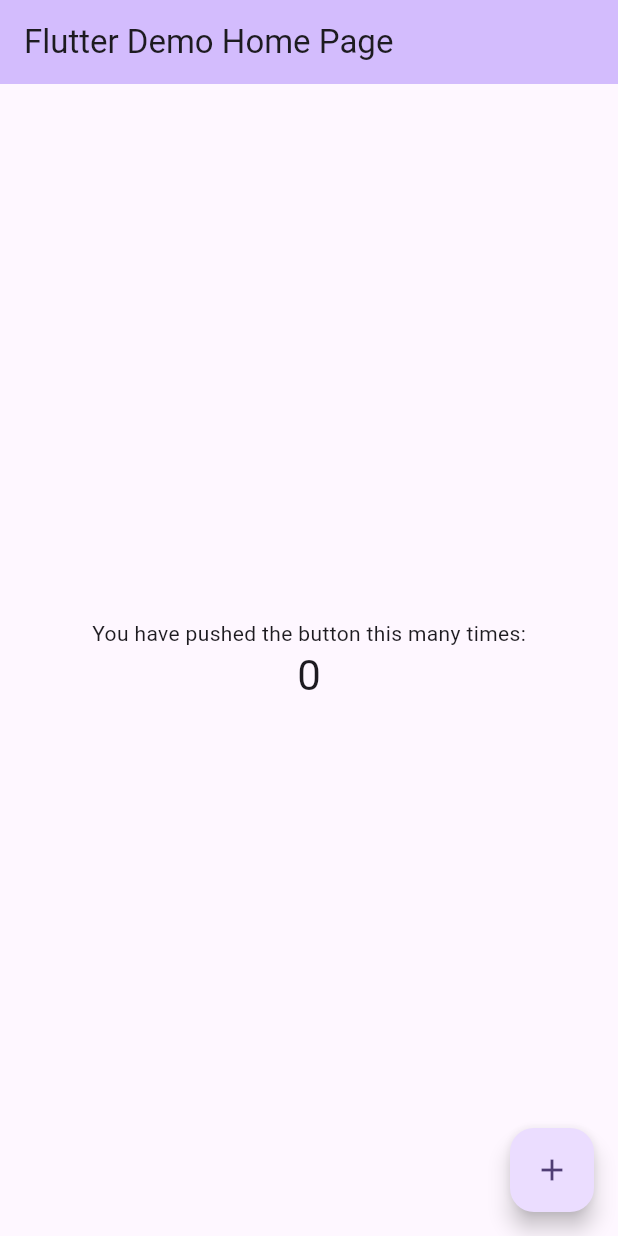
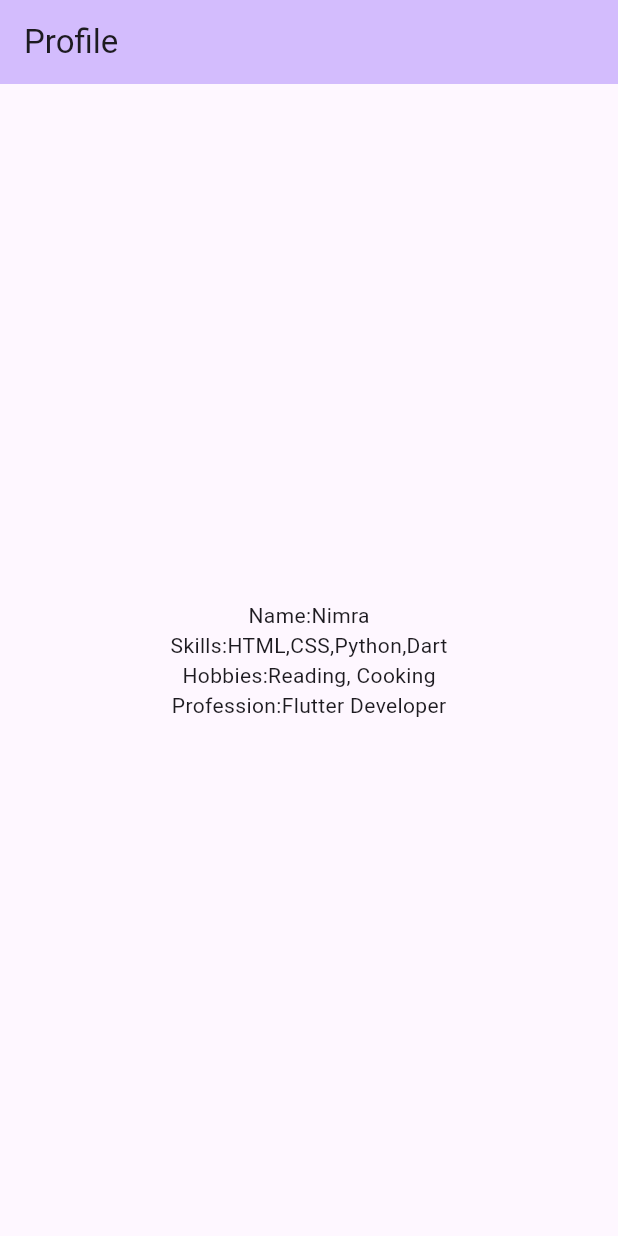
Before and after one commit to Nimra467/Flutter-Jawan-Pakistan, a Flutter app: the screen it shows after launch, on a phone screen of 412 x 824 dp. Run offline on Flutter 3.47's test engine with Material 3 defaults, Android fonts, the light colour scheme and no system bars.

Commit message:
flutter assignment

```diff
--- a/assignment1/lib/main.dart
+++ b/assignment1/lib/main.dart
@@ -7,46 +7,21 @@
 class MyApp extends StatelessWidget {
   const MyApp({super.key});
 
-  // This widget is the root of your application.
   @override
   Widget build(BuildContext context) {
     return MaterialApp(
       title: 'Flutter Demo',
       theme: ThemeData(
-        // This is the theme of your application.
-        //
-        // TRY THIS: Try running your application with "flutter run". You'll see
-        // the application has a purple toolbar. Then, without quitting the app,
-        // try changing the seedColor in the colorScheme below to Colors.green
-        // and then invoke "hot reload" (save your changes or press the "hot
-        // reload" button in a Flutter-supported IDE, or press "r" if you used
-        // the command line to start the app).
-        //
-        // Notice that the counter didn't reset back to zero; the application
-        // state is not lost during the reload. To reset the state, use hot
-        // restart instead.
-        //
-        // This works for code too, not just values: Most code changes can be
-        // tested with just a hot reload.
         colorScheme: ColorScheme.fromSeed(seedColor: Colors.deepPurple),
         useMaterial3: true,
       ),
-      home: const MyHomePage(title: 'Flutter Demo Home Page'),
+      home: const MyHomePage(title: 'Profile'),
     );
   }
 }
 
 class MyHomePage extends StatefulWidget {
   const MyHomePage({super.key, required this.title});
-
-  // This widget is the home page of your application. It is stateful, meaning
-  // that it has a State object (defined below) that contains fields that affect
-  // how it looks.
-
-  // This class is the configuration for the state. It holds the values (in this
-  // case the title) provided by the parent (in this case the App widget) and
-  // used by the build method of the State. Fields in a Widget subclass are
-  // always marked "final".
 
   final String title;
 
@@ -55,71 +30,26 @@
 }
 
 class _MyHomePageState extends State<MyHomePage> {
-  int _counter = 0;
-
-  void _incrementCounter() {
-    setState(() {
-      // This call to setState tells the Flutter framework that something has
-      // changed in this State, which causes it to rerun the build method below
-      // so that the display can reflect the updated values. If we changed
-      // _counter without calling setState(), then the build method would not be
-      // called again, and so nothing would appear to happen.
-      _counter++;
-    });
-  }
-
   @override
   Widget build(BuildContext context) {
-    // This method is rerun every time setState is called, for instance as done
-    // by the _incrementCounter method above.
-    //
-    // The Flutter framework has been optimized to make rerunning build methods
-    // fast, so that you can just rebuild anything that needs updating rather
-    // than having to individually change instances of widgets.
     return Scaffold(
       appBar: AppBar(
-        // TRY THIS: Try changing the color here to a specific color (to
-        // Colors.amber, perhaps?) and trigger a hot reload to see the AppBar
-        // change color while the other colors stay the same.
         backgroundColor: Theme.of(context).colorScheme.inversePrimary,
-        // Here we take the value from the MyHomePage object that was created by
-        // the App.build method, and use it to set our appbar title.
         title: Text(widget.title),
       ),
       body: Center(
-        // Center is a layout widget. It takes a single child and positions it
-        // in the middle of the parent.
         child: Column(
-          // Column is also a layout widget. It takes a list of children and
-          // arranges them vertically. By default, it sizes itself to fit its
-          // children horizontally, and tries to be as tall as its parent.
-          //
-          // Column has various properties to control how it sizes itself and
-          // how it positions its children. Here we use mainAxisAlignment to
-          // center the children vertically; the main axis here is the vertical
-          // axis because Columns are vertical (the cross axis would be
-          // horizontal).
-          //
-          // TRY THIS: Invoke "debug painting" (choose the "Toggle Debug Paint"
-          // action in the IDE, or press "p" in the console), to see the
-          // wireframe for each widget.
           mainAxisAlignment: MainAxisAlignment.center,
           children: <Widget>[
             const Text(
-              'You have pushed the button this many times:',
+              'Name:Nimra',
             ),
-            Text(
-              '$_counter',
-              style: Theme.of(context).textTheme.headlineMedium,
-            ),
+            Text('Skills:HTML,CSS,Python,Dart'),
+            Text('Hobbies:Reading, Cooking'),
+            Text('Profession:Flutter Developer'),
           ],
         ),
       ),
-      floatingActionButton: FloatingActionButton(
-        onPressed: _incrementCounter,
-        tooltip: 'Increment',
-        child: const Icon(Icons.add),
-      ), // This trailing comma makes auto-formatting nicer for build methods.
     );
   }
 }
```
